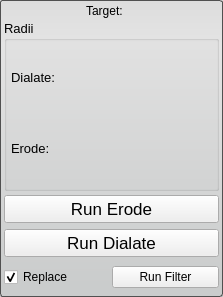
Qt form src/Interface/ToolInterface/BinaryDilateErodeFilterInterface.ui (SCIInstitute/Seg3D) before a commit.
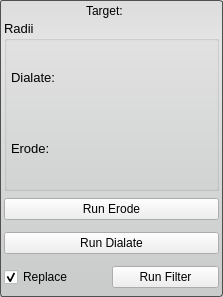
The same form after that commit.

```diff
--- a/src/Interface/ToolInterface/BinaryDilateErodeFilterInterface.ui
+++ b/src/Interface/ToolInterface/BinaryDilateErodeFilterInterface.ui
@@ -194,11 +194,6 @@
           <verstretch>0</verstretch>
          </sizepolicy>
         </property>
-        <property name="font">
-         <font>
-          <pointsize>13</pointsize>
-         </font>
-        </property>
         <property name="text">
          <string>Run Erode</string>
         </property>
@@ -236,11 +231,6 @@
           <verstretch>0</verstretch>
          </sizepolicy>
         </property>
-        <property name="font">
-         <font>
-          <pointsize>13</pointsize>
-         </font>
-        </property>
         <property name="text">
          <string>Run Dialate</string>
         </property>
```
